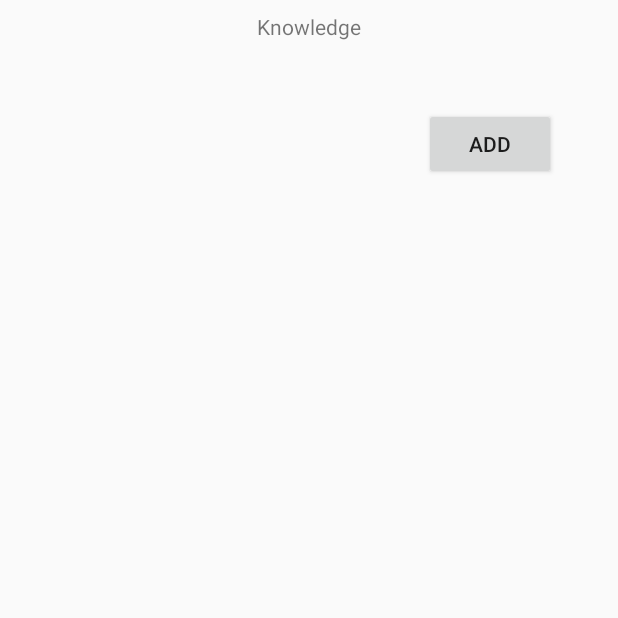
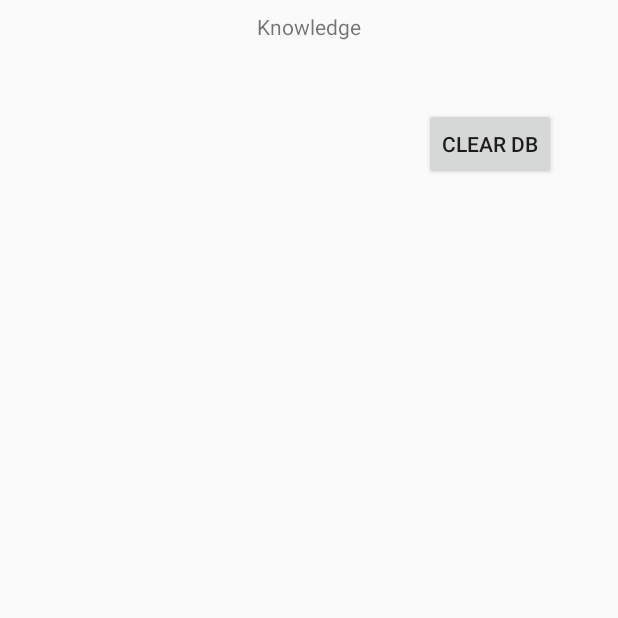
Before and after one commit to TimeFur/Ballon, an Android app: the Knowledge screen opened directly, with no data from a screen before it, on a phone screen of 412 x 824 dp, the top half of it. Run offline under Robolectric (Android 15) with nearby library versions, the phone set to English and light mode, and no system bars.

Commit message:
SQlite & Fragment interact by Handler
1. The UI thread refresh should use the handler
2. Using the button to delete the DB
(On going-> Using the fragment list & db list check)

```diff
--- a/app/src/main/java/com/example/wayne/pdor/DB_Function.java
+++ b/app/src/main/java/com/example/wayne/pdor/DB_Function.java
@@ -8,6 +8,8 @@ import android.database.sqlite.SQLiteDatabase;
 import android.util.Log;
 
 import java.util.ArrayList;
+
+import static com.example.wayne.pdor.SQLiteManage.*;
 
 /**
  * Created by Wayne on 2018/3/7.
@@ -38,8 +40,7 @@ public class DB_Function {
 
     public DB_Function(Context context){
         //Get the database from the SQLiteManage
-        db = SQLiteManage.getDataBase(context);
-
+        db = getDataBase(context);
     }
 
 
@@ -92,7 +93,9 @@ public class DB_Function {
     }
 
     public void deleteTABLE(){
+
         db.execSQL("DROP TABLE IF EXISTS "+ TABLE_NAME);
+        db.execSQL(DB_Function.CREATE_TABLE);
     }
 
 
--- a/app/src/main/java/com/example/wayne/pdor/Knowledge.java
+++ b/app/src/main/java/com/example/wayne/pdor/Knowledge.java
@@ -7,7 +7,9 @@ import android.content.Context;
 import android.content.Intent;
 import android.content.IntentFilter;
 import android.content.ServiceConnection;
+import android.os.Handler;
 import android.os.IBinder;
+import android.os.Message;
 import android.support.v4.app.FragmentManager;
 import android.support.v4.app.FragmentPagerAdapter;
 import android.support.v4.view.PagerAdapter;
@@ -40,6 +42,9 @@ public class Knowledge extends AppCompatActivity{
     PagerAdapter pager_adpt;
     ReceiveServiceMsg service_receiver;
     DB_Function db = null;
+    Handler mhandler_list = null;
+    Thread mthread_list = null;
+
     String ServiceReceiver_TAG = "retrieve_info.service.msg";
     String TAG = "KNOWLEDGE";
 
@@ -54,10 +59,11 @@ public class Knowledge extends AppCompatActivity{
         view_pager.setAdapter(pager_adpt);
 
         //
-        Button add_btn = (Button)findViewById(R.id.add_button);
-        add_btn.setOnClickListener(new View.OnClickListener() {
+        Button clear_db_btn = (Button)findViewById(R.id.clear_db_button);
+        clear_db_btn.setOnClickListener(new View.OnClickListener() {
             @Override
             public void onClick(View v) {
+                db.deleteTABLE();
 //                if (fragement_list.size() < url_db.length)
 //                {
 //                    fragement_list.add(url_db[fragement_list.size()]);
@@ -74,24 +80,56 @@ public class Knowledge extends AppCompatActivity{
         //Log to database
         db = new DB_Function(Knowledge.this);
 //        String v = db.GetData(1);
-        ArrayList<String> data_list = db.getAllData();
-        int size = data_list.size();
-        for (int i = 0; i < size; i++)
-        {
-            Log.w(TAG, data_list.get(i));
-//            fragement_list.add(data_list.get(i));
-        }
 
+        //https://www.youtube.com
+        mhandler_list = new Handler(){
+            @Override
+            public void handleMessage(Message msg) {
+                super.handleMessage(msg);
+                Log.w(TAG, "Hanlder----in");
+
+                //Retrieve data from database
+                ArrayList<String> data_list = db.getAllData();
+                int size = data_list.size();
+                for (int i = 0; i < size; i++)
+                {
+                    Log.w(TAG, "DB---->" + data_list.get(i));
+                }
+
+                //Show the fragment current url
+                size = fragement_list.size();
+                for (int i = 0; i < size; i++)
+                {
+                    Log.w(TAG, "Fragment---->" + fragement_list.get(i).toString());
+                }
+
+//                fragement_list.add(data_list.get(size - 1));
+//                fragement_list.add("https://www.youtube.com");
+//                pager_adpt.notifyDataSetChanged(); //refresh the fragment
+            }
+        };
+        //"https://www.youtube.com/"
+        mthread_list = new Thread(new Runnable(){
+            @Override
+            public void run() {
+                Message msg = new Message();
+                msg.what = 1;
+                mhandler_list.sendMessage(msg);
+            }
+        });
+
+        mthread_list.start();
     }
+
 
     public class ReceiveServiceMsg extends BroadcastReceiver{
         @Override
         public void onReceive(Context context, Intent intent) {
             String _url = intent.getStringExtra("_url");
-            fragement_list.add(_url);
-            pager_adpt.notifyDataSetChanged(); //refresh the fragment
+//            fragement_list.add(_url);
+//            pager_adpt.notifyDataSetChanged(); //refresh the fragment
 
-            Log.w(TAG, "Broadcast get info: " + _url);
+//            Log.w(TAG, "Broadcast get info: " + _url);
         }
     }
 
--- a/app/src/main/java/com/example/wayne/pdor/MainActivity.java
+++ b/app/src/main/java/com/example/wayne/pdor/MainActivity.java
@@ -82,6 +82,7 @@ public class MainActivity extends AppCompatActivity implements Retrive_info.Call
 
         //Log to database
         db = new DB_Function(MainActivity.this);
+
         Log.d(TAG,"DB  Start");
 
     }
--- a/app/src/main/java/com/example/wayne/pdor/SQLiteManage.java
+++ b/app/src/main/java/com/example/wayne/pdor/SQLiteManage.java
@@ -35,10 +35,10 @@ public class SQLiteManage extends SQLiteOpenHelper {
     //through Database helper to get the Database
     public static SQLiteDatabase getDataBase(Context context)
     {
-
         if (db == null || !db.isOpen())
             db = new SQLiteManage(context, DATABASE_NAME,null, VERSION).getWritableDatabase();
 //        new SQLiteManage(context, DATABASE_NAME,null, VERSION).onUpgrade(db,1,2);
         return db;
     }
+
 }
--- a/app/src/main/res/layout/activity_knowledge.xml
+++ b/app/src/main/res/layout/activity_knowledge.xml
@@ -33,13 +33,13 @@
         app:layout_constraintTop_toTopOf="parent" />
 
     <Button
-        android:id="@+id/add_button"
+        android:id="@+id/clear_db_button"
         android:layout_width="wrap_content"
         android:layout_height="wrap_content"
         android:layout_marginEnd="8dp"
         android:layout_marginStart="8dp"
         android:layout_marginTop="8dp"
-        android:text="Add"
+        android:text="Clear DB"
         app:layout_constraintBottom_toTopOf="@+id/viewPager"
         app:layout_constraintEnd_toEndOf="parent"
         app:layout_constraintStart_toEndOf="@+id/textView4"
```
Also changed, not shown: app/src/main/java/com/example/wayne/pdor/Retrive_info.java (+4 -3 lines).
